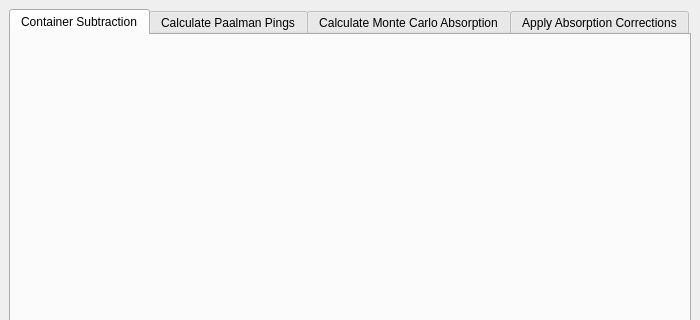
The window that qt/scientific_interfaces/Inelastic/Corrections/Corrections.ui (mantidproject/mantid) describes before a commit, drawn with Qt 5; both pictures show x 0 to 700 and y 0 to 320 of the 700 by 709 pixel window.
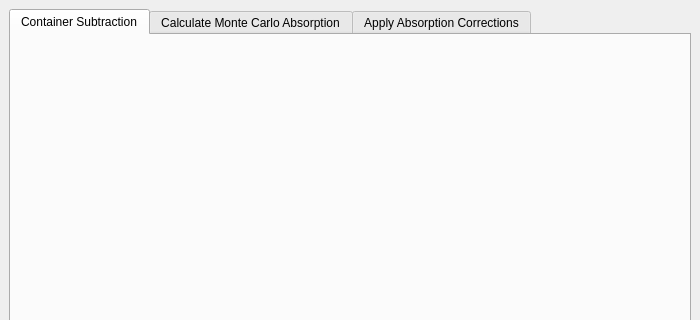
The same window after the commit.

Commit message:
Remove deprecated Calculate Paalman Pings tab from Inelastic Corrections
This is a squashed version of #38391

Remove deprecated Calculate Paalman Pings tab

Remove interface documentation for deprecated Paalman Pings feature

Add release note for removing paalman pings tab

```diff
--- a/qt/scientific_interfaces/Inelastic/Corrections/Corrections.ui
+++ b/qt/scientific_interfaces/Inelastic/Corrections/Corrections.ui
@@ -31,11 +31,6 @@
         <string>Container Subtraction</string>
        </attribute>
       </widget>
-      <widget class="QWidget" name="tabCalculatePaalmanPings">
-       <attribute name="title">
-        <string>Calculate Paalman Pings</string>
-       </attribute>
-      </widget>
       <widget class="QWidget" name="tabAbsorptionCorrections">
        <attribute name="title">
         <string>Calculate Monte Carlo Absorption</string>
```
The commit also changes 11 other files.
